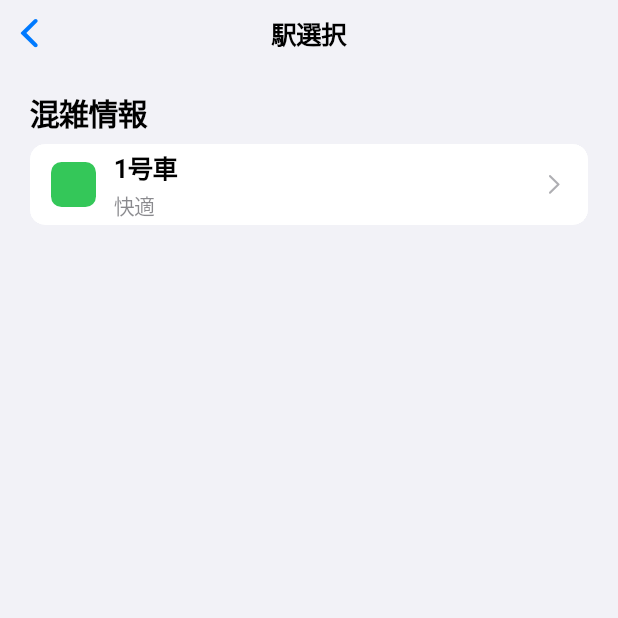
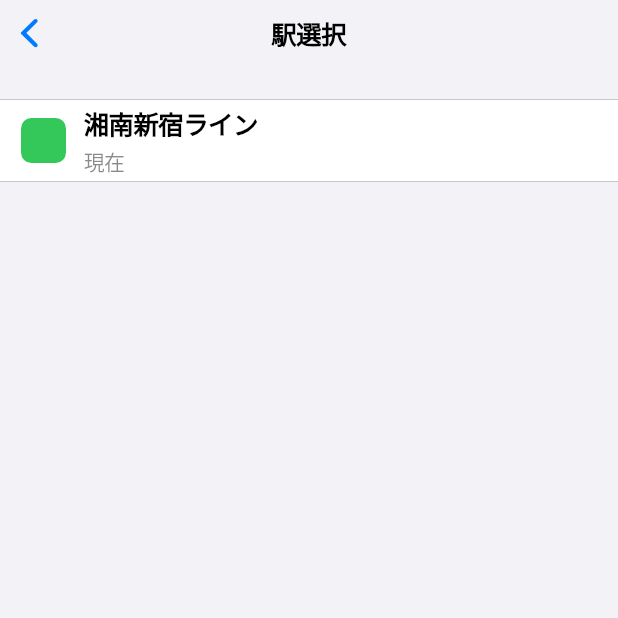
Before and after one commit to sakkke/quickflow, a Flutter app: the _RouteSelectionPage screen opened directly, on a phone screen of 412 x 824 dp, the top half of it. Run offline on Flutter 3.47's test engine with Material 3 defaults, Android fonts, the light colour scheme and no system bars.

Commit message:
feat: update _RouteSelectionPage

```diff
--- a/lib/list_section_inset_example.dart
+++ b/lib/list_section_inset_example.dart
@@ -94,12 +94,11 @@
       child: SafeArea(
         child: CupertinoScrollbar(
           child: SingleChildScrollView(
-            child: CupertinoListSection.insetGrouped(
-              header: const Text('混雑情報'),
+            child: CupertinoListSection(
               children: <CupertinoListTile>[
                 CupertinoListTile.notched(
-                  title: const Text('1号車'),
-                  subtitle: const Text('快適'),
+                  title: const Text('湘南新宿ライン'),
+                  subtitle: const Text('現在'),
                   leading: ClipRRect(
                     borderRadius: BorderRadius.circular(7.0),
                     child: Container(
@@ -108,7 +107,6 @@
                       color: CupertinoColors.activeGreen,
                     ),
                   ),
-                  trailing: const CupertinoListTileChevron(),
                 ),
               ],
             ),
```
